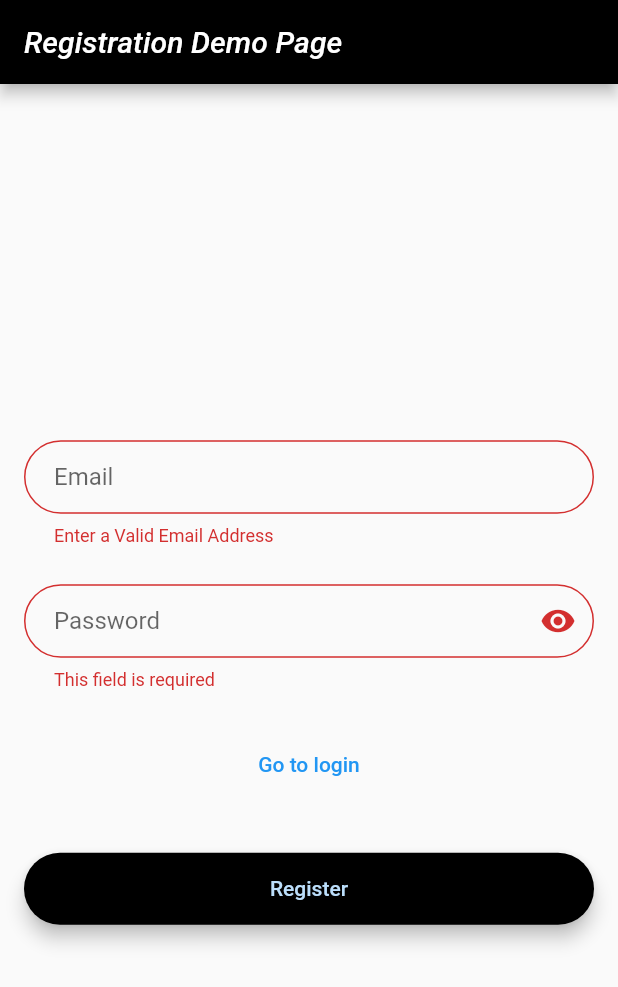
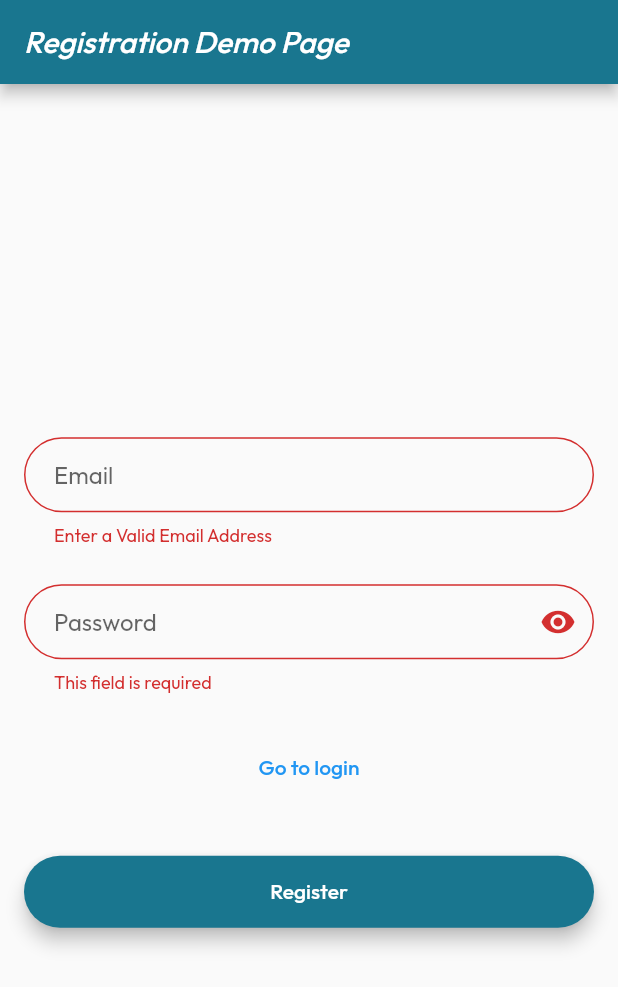
Before and after one commit to munimdev/OmniHealth, a Flutter app: the screen it shows after launch, after a tap on "New? Register here", on a phone screen of 412 x 824 dp. Shown: the top 987 px of the screen. Run offline on Flutter 3.47's test engine with Material 2 defaults, Android fonts, the phone set to English and light mode, and no system bars; our stand-ins replace firebase_auth, firebase_core, flutter_svg, google_sign_in; accounts and stored records are empty; network calls fail; Roboto replaces fonts that are missing (Georgia).

Commit message:
added svgs and fonts

```diff
--- a/lib/home.dart
+++ b/lib/home.dart
@@ -32,10 +32,6 @@ class _Home extends State<Home> {
     );
 
     return Scaffold(
-      appBar: AppBar(
-        title: const Text('Login Demo App - HomePage'),
-        backgroundColor: Theme.of(context).primaryColor,
-      ),
       body: Center(child: SignOut),
     );
   }
--- a/lib/login.dart
+++ b/lib/login.dart
@@ -1,6 +1,7 @@
 import './loginuser.dart';
 import './auth.dart';
 import 'package:flutter/material.dart';
+import 'package:flutter_svg/flutter_svg.dart';
 
 class Login extends StatefulWidget {
   final Function? toggleView;
@@ -128,7 +129,7 @@ class _Login extends State<Login> {
           }
         },
         child: Text(
-          "Log in",
+          "Sign in",
           style: TextStyle(color: Theme.of(context).primaryColorLight),
           textAlign: TextAlign.center,
         ),
@@ -139,7 +140,7 @@ class _Login extends State<Login> {
       padding: const EdgeInsets.only(bottom: 16.0),
       child: _isSigningIn
           ? CircularProgressIndicator(
-        valueColor: AlwaysStoppedAnimation<Color>(Colors.white),
+        valueColor: AlwaysStoppedAnimation<Color>(Color(0xFF19768F)),
       )
           : OutlinedButton(
         style: ButtonStyle(
@@ -151,9 +152,15 @@ class _Login extends State<Login> {
           ),
         ),
         onPressed: () async {
+          setState(() {
+            _isSigningIn = true;
+          });
 
           dynamic user = await _auth.signInWithGoogle(context: context);
 
+          setState(() {
+            _isSigningIn = false;
+          });
         },
         child: Padding(
           padding: const EdgeInsets.fromLTRB(0, 10, 0, 10),
@@ -161,18 +168,20 @@ class _Login extends State<Login> {
             mainAxisSize: MainAxisSize.min,
             mainAxisAlignment: MainAxisAlignment.center,
             children: <Widget>[
-              Image(
-                image: AssetImage("assets/google_logo.png"),
-                height: 35.0,
+
+              SvgPicture.asset(
+              'assets/icons/google.svg',
+              height: 20.0,
+              width: 20.0,
               ),
               Padding(
                 padding: const EdgeInsets.only(left: 10),
                 child: Text(
-                  'Sign in with Google',
+                  'Sign up with Google',
                   style: TextStyle(
-                    fontSize: 20,
-                    color: Colors.black54,
-                    fontWeight: FontWeight.w600,
+                    fontSize: 18,
+                    color: Theme.of(context).primaryColor,
+                    fontWeight: FontWeight.w500,
                   ),
                 ),
               )
@@ -184,11 +193,8 @@ class _Login extends State<Login> {
 
     return Scaffold(
       resizeToAvoidBottomInset: false,
-      appBar: AppBar(
-        title: const Text('Login Demo Page'),
-        backgroundColor: Theme.of(context).primaryColor,
-      ),
-      body: Column(
+      body: SafeArea(
+        child: Column(
           mainAxisAlignment: MainAxisAlignment.center,
           children: [
             Form(
@@ -216,6 +222,7 @@ class _Login extends State<Login> {
             ),
           ],
         ),
+      ),
     );
   }
 }
--- a/lib/main.dart
+++ b/lib/main.dart
@@ -5,6 +5,9 @@ import 'package:provider/provider.dart';
 import './auth.dart';
 import './firebaseuser.dart';
 import './wrapper.dart';
+
+const appPrimaryColor = Color(0xFF19768F);
+const appAccentColor = Color(0xFFFFFFFF);
 
 void main() async {
   WidgetsFlutterBinding.ensureInitialized();
@@ -21,14 +24,16 @@ class MyApp extends StatelessWidget {
       child: MaterialApp(
         theme: ThemeData(
           brightness: Brightness.light,
-          primaryColor: Colors.black,
+          primaryColor: appPrimaryColor,
+          primaryColorLight: Colors.white,
+
           buttonTheme: ButtonThemeData(
-            buttonColor: Colors.black,
+            buttonColor: appPrimaryColor,
             textTheme: ButtonTextTheme.primary,
             colorScheme:
                 Theme.of(context).colorScheme.copyWith(secondary: Colors.white),
           ),
-          fontFamily: 'Georgia',
+          fontFamily: 'Outfit',
           textTheme: const TextTheme(
             headline1: TextStyle(fontSize: 72.0, fontWeight: FontWeight.bold),
             headline6: TextStyle(fontSize: 20.0, fontStyle: FontStyle.italic),
```
Also changed, not shown: pubspec.yaml (+33 -13 lines), assets/fonts/OpenSans.ttf (added), assets/fonts/outfit/Outfit-VariableFont_wght.ttf (added), assets/fonts/outfit/static/Outfit-Black.ttf (added), assets/fonts/outfit/static/Outfit-Bold.ttf (added), assets/fonts/outfit/static/Outfit-ExtraBold.ttf (added), assets/fonts/outfit/static/Outfit-ExtraLight.ttf (added), assets/fonts/outfit/static/Outfit-Light.ttf (added), assets/fonts/outfit/static/Outfit-Medium.ttf (added), assets/fonts/outfit/static/Outfit-Regular.ttf (added), assets/fonts/outfit/static/Outfit-SemiBold.ttf (added), assets/fonts/outfit/static/Outfit-Thin.ttf (added), assets/icons/google.svg (added), lib/welcome.dart (added), 1 more files. Lines whose indentation alone changed are shown as unchanged.
